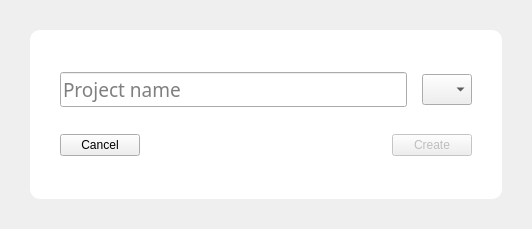
This is uis/res/ui_project_editor.ui in GorgeousOne/TaskManagementApp as Qt 5 draws it before an edit. The edited form follows.
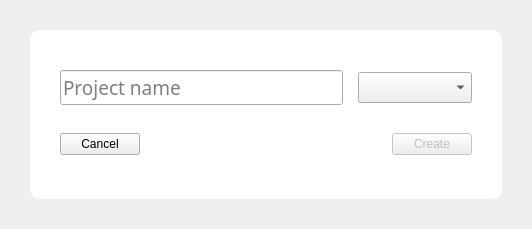
This is the edited form.

Commit message: implemented project color selection

What changed in the file:
```diff
--- a/uis/res/ui_project_editor.ui
+++ b/uis/res/ui_project_editor.ui
@@ -14,7 +14,7 @@
    <font>
     <family>Segoe UI Light</family>
     <pointsize>12</pointsize>
-    <weight>3</weight>
+    <weight>50</weight>
     <italic>false</italic>
     <bold>false</bold>
    </font>
@@ -96,20 +96,22 @@
           </property>
          </widget>
         </item>
-        <item>
+        <item alignment="Qt::AlignHCenter|Qt::AlignVCenter">
          <widget class="QComboBox" name="color_combo">
-          <property name="sizePolicy">
-           <sizepolicy hsizetype="Preferred" vsizetype="Fixed">
-            <horstretch>0</horstretch>
-            <verstretch>0</verstretch>
-           </sizepolicy>
-          </property>
           <property name="maximumSize">
            <size>
-            <width>50</width>
+            <width>16777215</width>
             <height>31</height>
            </size>
           </property>
+          <property name="font">
+           <font>
+            <pointsize>18</pointsize>
+           </font>
+          </property>
+          <property name="styleSheet">
+           <string notr="true">selection-background-color: red;</string>
+          </property>
           <property name="maxVisibleItems">
            <number>10</number>
           </property>
@@ -118,7 +120,26 @@
        </layout>
       </item>
       <item>
+       <widget class="QFrame" name="button_frame">
+        <property name="styleSheet">
+         <string notr="true">font: 25 12pt &quot;Segoe UI Light&quot;;</string>
+        </property>
        <layout class="QHBoxLayout" name="horizontalLayout_4">
+         <property name="spacing">
+          <number>0</number>
+         </property>
+         <property name="leftMargin">
+          <number>0</number>
+         </property>
+         <property name="topMargin">
+          <number>0</number>
+         </property>
+         <property name="rightMargin">
+          <number>0</number>
+         </property>
+         <property name="bottomMargin">
+          <number>0</number>
+         </property>
         <item>
          <widget class="QPushButton" name="cancel_btn">
           <property name="text">
@@ -153,6 +174,7 @@
          </widget>
         </item>
        </layout>
+       </widget>
       </item>
      </layout>
     </widget>
```
Left out of the diff: 4 changed lines with no effect on the pictures. Lines whose indentation alone changed are shown as unchanged. The commit also changes 7 other files.
